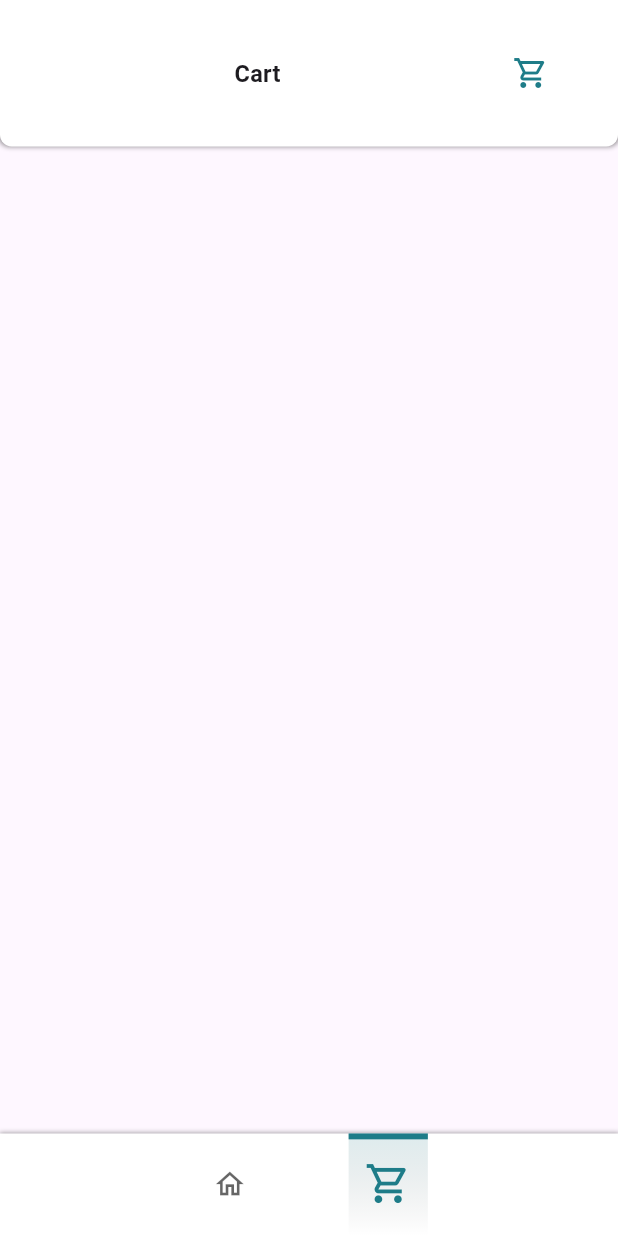
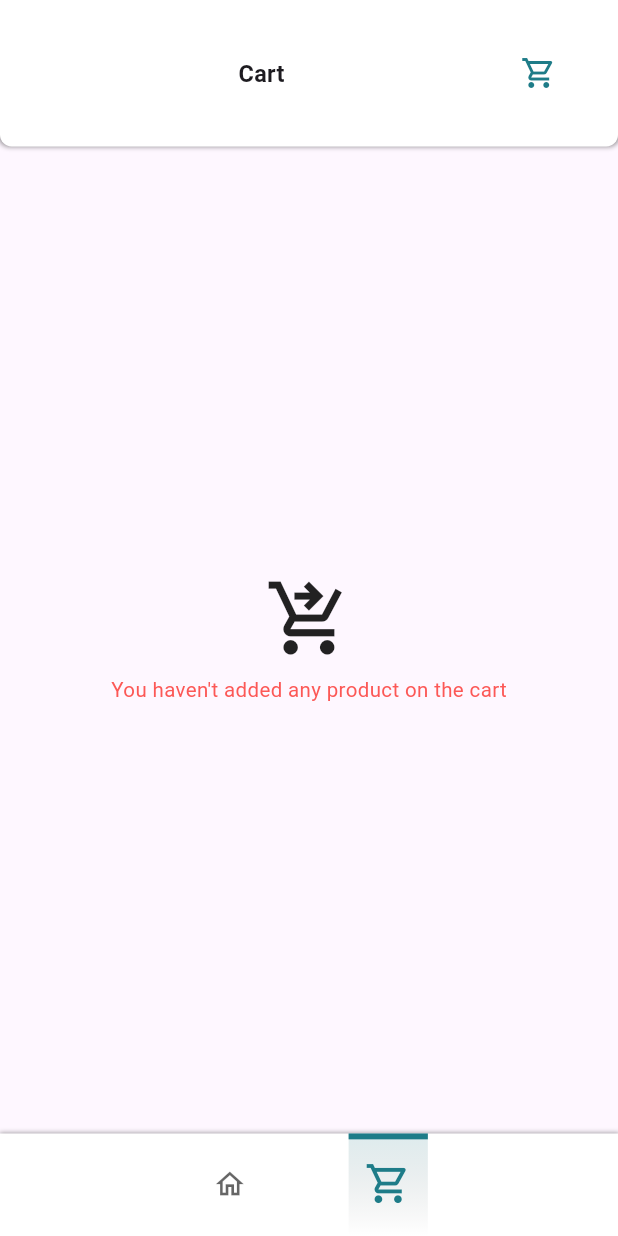
Before and after one commit to zaman-pallob/tr_store, a Flutter app: the screen it shows after launch, after a tap on the "shopping cart" icon, on a phone screen of 412 x 824 dp. Run offline on Flutter 3.47's test engine with Material 3 defaults, Android fonts, the phone set to English and light mode, and no system bars; our stand-ins replace cached_network_image, dio, flutter_screenutil, fluttertoast, rxdart, shimmer; network calls fail.

Commit message:
product cart page completed

```diff
--- a/lib/core/app_components/app_string.dart
+++ b/lib/core/app_components/app_string.dart
@@ -4,4 +4,5 @@ class AppString {
   static const cart = "Cart";
   static const addcart = "Add To Cart";
   static const buy = "Buy Now";
+  static const product = "Store Products";
 }
--- a/lib/core/common_widgets/custom_appbar.dart
+++ b/lib/core/common_widgets/custom_appbar.dart
@@ -8,7 +8,7 @@ import 'package:tr_store/core/app_components/app_string.dart';
 import '../../providers/app_provider.dart';
 import '../app_components/app_colors.dart';
 import '../utils/global_variable.dart';
-import '../utils/item_counter.dart';
+import '../utils/cart_product_handler.dart';
 
 class CustomAppbar extends StatefulWidget implements PreferredSizeWidget {
   @override
@@ -101,7 +101,7 @@ class _CustomAppbarState extends State<CustomAppbar> {
                     : SizedBox.shrink()
               ]);
             }),
-        SizedBox(width: 15.w)
+        SizedBox(width: 10.w)
       ],
     );
   }
--- a/lib/core/common_widgets/custom_bottombar.dart
+++ b/lib/core/common_widgets/custom_bottombar.dart
@@ -3,7 +3,7 @@
 import 'package:flutter/material.dart';
 import 'package:flutter_screenutil/flutter_screenutil.dart';
 import 'package:provider/provider.dart';
-import 'package:tr_store/core/utils/item_counter.dart';
+import 'package:tr_store/core/utils/cart_product_handler.dart';
 
 import '../../providers/app_provider.dart';
 import '../app_components/app_colors.dart';
--- a/lib/core/utils/item_counter.dart
+++ b/lib/core/utils/cart_product_handler.dart
@@ -26,3 +26,9 @@ void addProductToCart(CartProduct cartProduct) {
 
   GlobalVariable.cartStream.sink.add(list);
 }
+
+void removeProductFromCart(String id) {
+  List<CartProduct> list = GlobalVariable.cartStream.value;
+  list.removeWhere((element) => element.id == id);
+  GlobalVariable.cartStream.sink.add(list);
+}
--- a/lib/models/cart_product.dart
+++ b/lib/models/cart_product.dart
@@ -3,5 +3,6 @@ class CartProduct {
   String name;
   int quantity;
   String price;
-  CartProduct(this.id, this.name, this.price, this.quantity);
+  String image;
+  CartProduct(this.id, this.name, this.price, this.quantity, this.image);
 }
--- a/lib/providers/app_provider.dart
+++ b/lib/providers/app_provider.dart
@@ -1,8 +1,9 @@
 import 'package:flutter/material.dart';
+import 'package:tr_store/core/app_components/app_string.dart';
 
 class AppProvider extends ChangeNotifier {
   int currentOption = 0;
-  String currentTitle = "";
+  String currentTitle = AppString.product;
   setCurrentOption(int index, String title) {
     this.currentOption = index;
     this.currentTitle = title;
--- a/lib/providers/cart/cart_interface.dart
+++ b/lib/providers/cart/cart_interface.dart
@@ -1 +1,6 @@
-abstract class CartInterface {}
+import '../../models/cart_product.dart';
+
+abstract class CartInterface {
+  void onFetchCartItems(List<CartProduct> cartProducts);
+  void onFailed();
+}
--- a/lib/providers/cart/cart_provider.dart
+++ b/lib/providers/cart/cart_provider.dart
@@ -1,11 +1,30 @@
+// ignore_for_file: close_sinks
+
 import 'package:flutter/material.dart';
+import 'package:rxdart/rxdart.dart';
+import 'package:tr_store/models/cart_product.dart';
 import 'package:tr_store/providers/cart/cart_interface.dart';
 import 'package:tr_store/providers/cart/cart_viewmodel.dart';
 
 class CartProvider extends ChangeNotifier implements CartInterface {
   CartViewmodel viewmodel;
-  int totalItems = 0;
+  List<CartProduct> cartProducts = [];
+  BehaviorSubject<bool> hasProgress = BehaviorSubject.seeded(true);
   CartProvider(this.viewmodel) {
     viewmodel.setInterface(this);
   }
+
+  void removeItem(String productId) {
+    viewmodel.removeProduct(productId);
+  }
+
+  @override
+  void onFetchCartItems(List<CartProduct> cartProducts) {
+    this.cartProducts = cartProducts;
+    hasProgress.sink.add(false);
+    notifyListeners();
+  }
+
+  @override
+  void onFailed() {}
 }
--- a/lib/providers/cart/cart_viewmodel.dart
+++ b/lib/providers/cart/cart_viewmodel.dart
@@ -1,8 +1,23 @@
+import 'package:tr_store/core/utils/cart_product_handler.dart';
+import 'package:tr_store/core/utils/global_variable.dart';
+import 'package:tr_store/models/cart_product.dart';
 import 'package:tr_store/providers/cart/cart_interface.dart';
 
 class CartViewmodel {
   late CartInterface interface;
   void setInterface(CartInterface interface) {
     this.interface = interface;
+    loadProduct();
+  }
+
+  void removeProduct(String id) {
+    removeProductFromCart(id);
+    List<CartProduct> list = GlobalVariable.cartStream.value;
+    interface.onFetchCartItems(list);
+  }
+
+  void loadProduct() {
+    List<CartProduct> list = GlobalVariable.cartStream.value;
+    interface.onFetchCartItems(list);
   }
 }
--- a/lib/view/cart/cart.dart
+++ b/lib/view/cart/cart.dart
@@ -1,10 +1,58 @@
 import 'package:flutter/material.dart';
+import 'package:flutter_screenutil/flutter_screenutil.dart';
+import 'package:provider/provider.dart';
+import 'package:tr_store/core/app_components/app_colors.dart';
+import 'package:tr_store/providers/cart/cart_provider.dart';
+import 'package:tr_store/view/cart/components/cart_item.dart';
+import 'package:tr_store/view/cart/components/cart_product_shimmer.dart';
 
 class Cart extends StatelessWidget {
-  const Cart({super.key});
-
   @override
   Widget build(BuildContext context) {
-    return Scaffold();
+    return Scaffold(
+      body: Consumer<CartProvider>(
+        builder: (context, provider, child) {
+          if (provider.hasProgress.value) {
+            return CartProductShimmer();
+          } else {
+            if (provider.cartProducts.isEmpty) {
+              return Container(
+                width: double.infinity,
+                alignment: Alignment.center,
+                child: Column(
+                  mainAxisAlignment: MainAxisAlignment.center,
+                  children: [
+                    Icon(Icons.shopping_cart_checkout, size: 60.h),
+                    SizedBox(height: 10.h),
+                    Text(
+                      "You haven't added any product on the cart",
+                      style:
+                          TextStyle(color: AppColors.lightred, fontSize: 14.sp),
+                    ),
+                  ],
+                ),
+              );
+            } else {
+              return ListView.builder(
+                padding: EdgeInsets.symmetric(horizontal: 15.w, vertical: 10.h),
+                itemCount: provider.cartProducts.length,
+                itemBuilder: (context, index) {
+                  var ob = provider.cartProducts[index];
+                  return Padding(
+                    padding: EdgeInsets.only(top: 6.h),
+                    child: CartItem(
+                        image: ob.image,
+                        name: ob.name,
+                        price: ob.price,
+                        quantity: ob.quantity,
+                        id: ob.id),
+                  );
+                },
+              );
+            }
+          }
+        },
+      ),
+    );
   }
 }
```
Also changed, not shown: lib/core/common_widgets/cached_image.dart (+8 -1 lines), lib/providers/home/home_provider.dart (+20 -0 lines), lib/view/cart/components/cart_item.dart (added, +109 -0 lines), lib/view/cart/components/cart_product_shimmer.dart (added, +20 -0 lines), lib/view/home/home.dart (+1 -11 lines).
